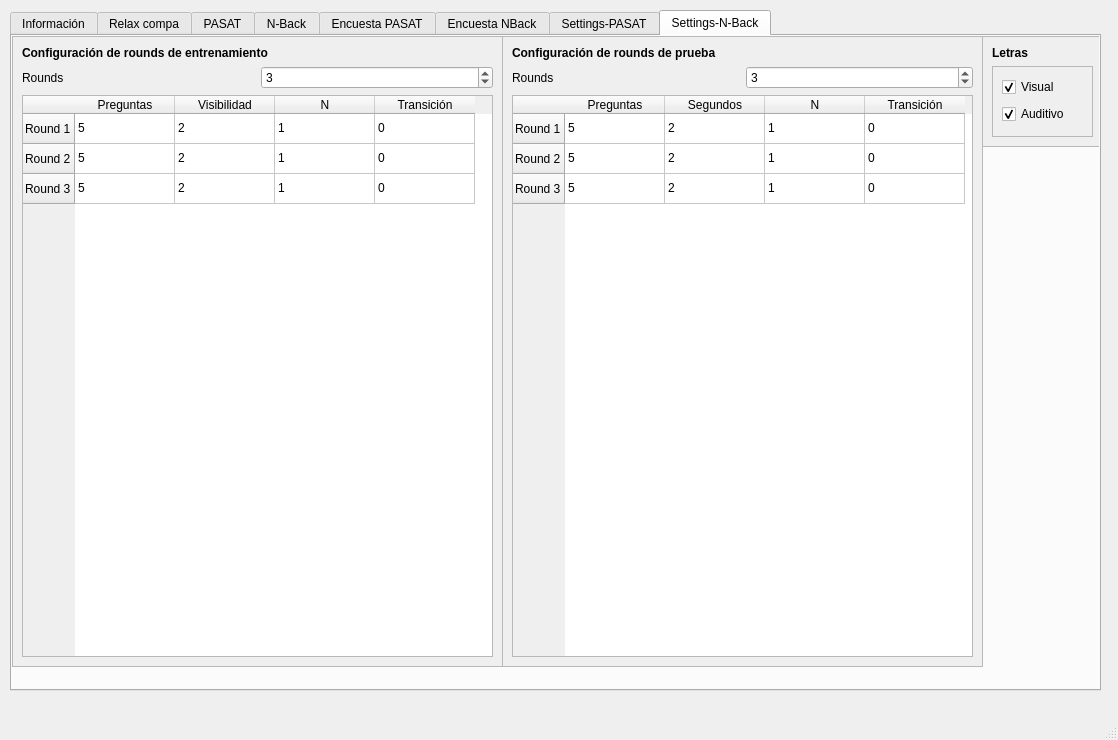
Before: the Qt Designer form src/guis/pasat.ui in artLara/pasat, drawn with Qt 5.
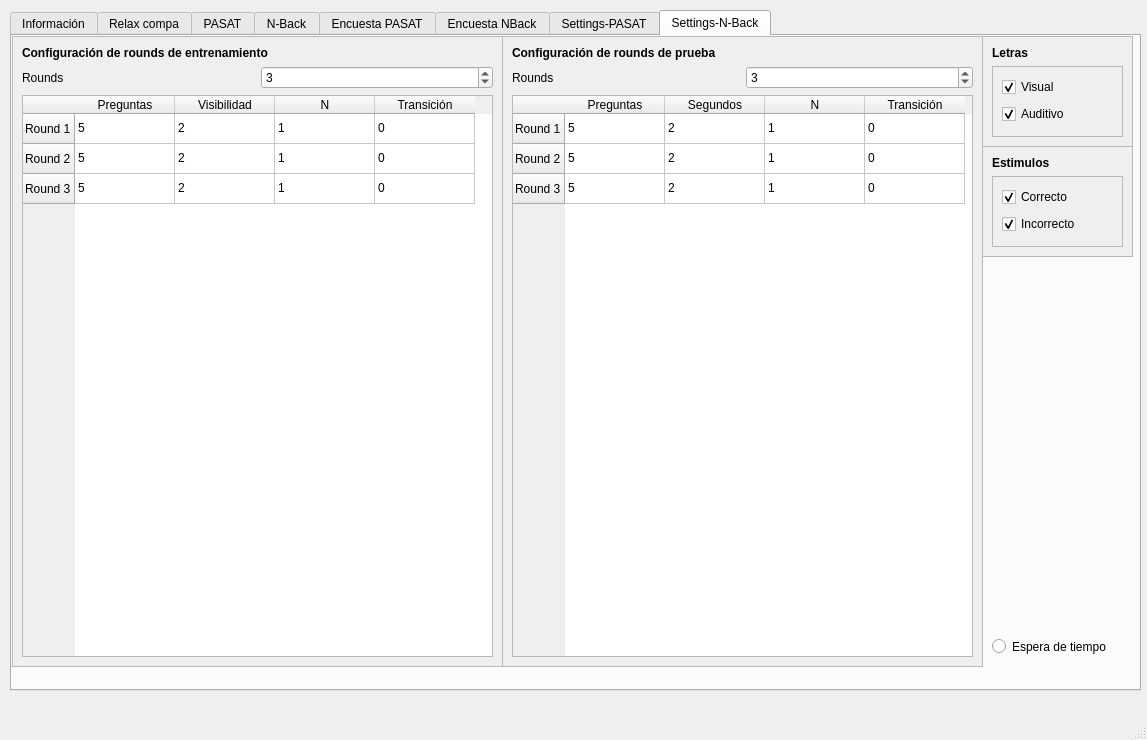
After: the same form once the commit is applied. The open tabs and pages were chosen to show the change.

Patch:
```diff
--- a/src/guis/pasat.ui
+++ b/src/guis/pasat.ui
@@ -6,7 +6,7 @@
    <rect>
     <x>0</x>
     <y>0</y>
-    <width>1118</width>
+    <width>1147</width>
     <height>740</height>
    </rect>
   </property>
@@ -19,7 +19,7 @@
      <rect>
       <x>10</x>
       <y>10</y>
-      <width>1091</width>
+      <width>1131</width>
       <height>681</height>
      </rect>
     </property>
@@ -3346,7 +3346,7 @@
        <rect>
         <x>970</x>
         <y>0</y>
-        <width>121</width>
+        <width>151</width>
         <height>111</height>
        </rect>
       </property>
@@ -3358,7 +3358,7 @@
         <rect>
          <x>0</x>
          <y>0</y>
-         <width>119</width>
+         <width>149</width>
          <height>109</height>
         </rect>
        </property>
@@ -3387,7 +3387,7 @@
             <rect>
              <x>0</x>
              <y>0</y>
-             <width>99</width>
+             <width>129</width>
              <height>68</height>
             </rect>
            </property>
@@ -3419,6 +3419,97 @@
        </layout>
       </widget>
      </widget>
+     <widget class="QScrollArea" name="scrollArea_10">
+      <property name="geometry">
+       <rect>
+        <x>970</x>
+        <y>110</y>
+        <width>151</width>
+        <height>111</height>
+       </rect>
+      </property>
+      <property name="widgetResizable">
+       <bool>true</bool>
+      </property>
+      <widget class="QWidget" name="scrollAreaWidgetContents_10">
+       <property name="geometry">
+        <rect>
+         <x>0</x>
+         <y>0</y>
+         <width>149</width>
+         <height>109</height>
+        </rect>
+       </property>
+       <layout class="QVBoxLayout" name="verticalLayout_8">
+        <item>
+         <widget class="QLabel" name="label_14">
+          <property name="font">
+           <font>
+            <pointsize>9</pointsize>
+            <weight>75</weight>
+            <bold>true</bold>
+           </font>
+          </property>
+          <property name="text">
+           <string>Estimulos</string>
+          </property>
+         </widget>
+        </item>
+        <item>
+         <widget class="QScrollArea" name="scrollArea_11">
+          <property name="widgetResizable">
+           <bool>true</bool>
+          </property>
+          <widget class="QWidget" name="scrollAreaWidgetContents_11">
+           <property name="geometry">
+            <rect>
+             <x>0</x>
+             <y>0</y>
+             <width>129</width>
+             <height>68</height>
+            </rect>
+           </property>
+           <layout class="QVBoxLayout" name="verticalLayout_9">
+            <item>
+             <widget class="QCheckBox" name="checkBox_nback_responseCorrect">
+              <property name="text">
+               <string>Correcto</string>
+              </property>
+              <property name="checked">
+               <bool>true</bool>
+              </property>
+             </widget>
+            </item>
+            <item>
+             <widget class="QCheckBox" name="checkBox_nback_responseIncorrect">
+              <property name="text">
+               <string>Incorrecto</string>
+              </property>
+              <property name="checked">
+               <bool>true</bool>
+              </property>
+             </widget>
+            </item>
+           </layout>
+          </widget>
+         </widget>
+        </item>
+       </layout>
+      </widget>
+     </widget>
+     <widget class="QRadioButton" name="radioButton_nback_waitTime">
+      <property name="geometry">
+       <rect>
+        <x>980</x>
+        <y>600</y>
+        <width>141</width>
+        <height>21</height>
+       </rect>
+      </property>
+      <property name="text">
+       <string>Espera de tiempo</string>
+      </property>
+     </widget>
     </widget>
    </widget>
   </widget>
```
Left out of the diff: 6 changed lines with no effect on the pictures.
